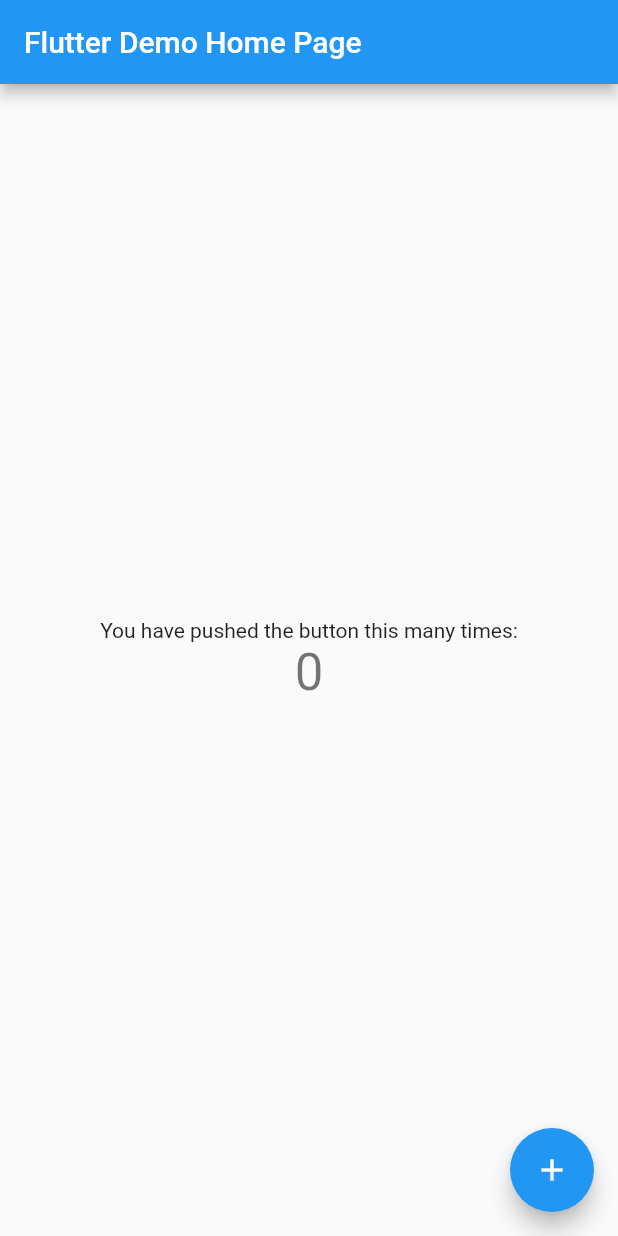
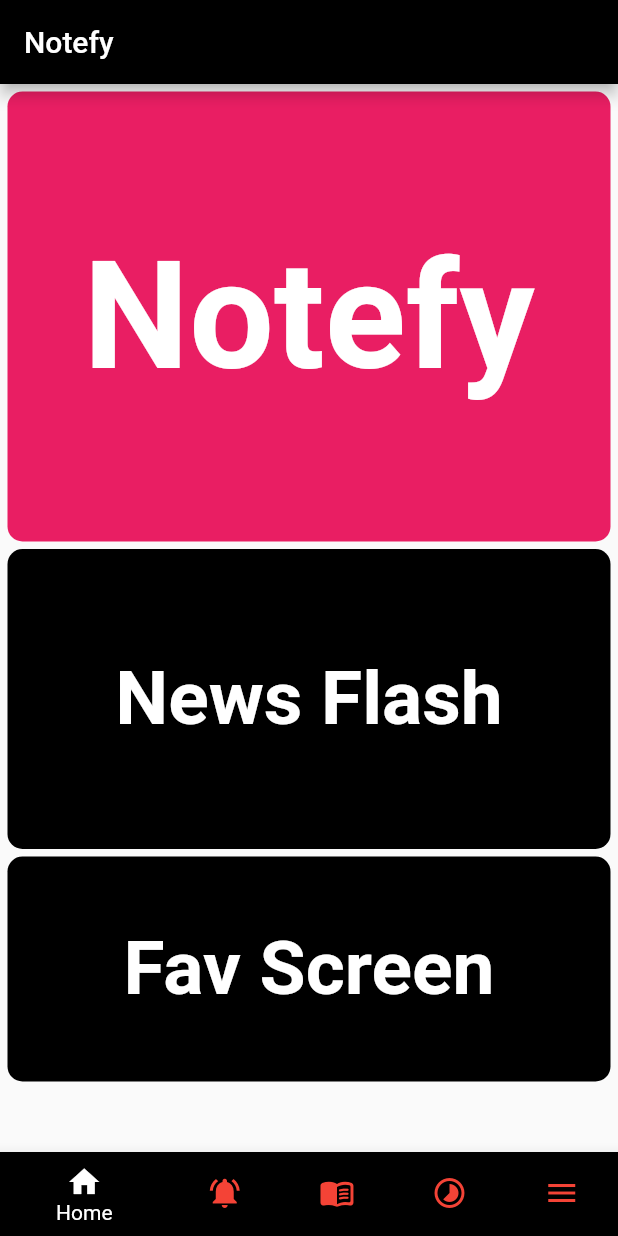
Before and after one commit to PIYSocial-India/NotefyApp, a Flutter app: the screen it shows after launch, on a phone screen of 412 x 824 dp. Run offline on Flutter 3.47's test engine with Material 2 defaults, Android fonts, the phone set to English and light mode, and no system bars.

Commit message:
Homepage skeleton created

```diff
--- a/Notefy_app/lib/main.dart
+++ b/Notefy_app/lib/main.dart
@@ -1,117 +1,21 @@
 import 'package:flutter/material.dart';
+
+import './screens/home_screen.dart';
 
 void main() {
   runApp(MyApp());
 }
 
 class MyApp extends StatelessWidget {
-  // This widget is the root of your application.
   @override
   Widget build(BuildContext context) {
     return MaterialApp(
-      title: 'Flutter Demo',
+      title: 'Notefy-ITER',
       theme: ThemeData(
-        // This is the theme of your application.
-        //
-        // Try running your application with "flutter run". You'll see the
-        // application has a blue toolbar. Then, without quitting the app, try
-        // changing the primarySwatch below to Colors.green and then invoke
-        // "hot reload" (press "r" in the console where you ran "flutter run",
-        // or simply save your changes to "hot reload" in a Flutter IDE).
-        // Notice that the counter didn't reset back to zero; the application
-        // is not restarted.
         primarySwatch: Colors.blue,
-        // This makes the visual density adapt to the platform that you run
-        // the app on. For desktop platforms, the controls will be smaller and
-        // closer together (more dense) than on mobile platforms.
         visualDensity: VisualDensity.adaptivePlatformDensity,
       ),
-      home: MyHomePage(title: 'Flutter Demo Home Page'),
+      home: HomeScreen(),
     );
   }
 }
-
-class MyHomePage extends StatefulWidget {
-  MyHomePage({Key key, this.title}) : super(key: key);
-
-  // This widget is the home page of your application. It is stateful, meaning
-  // that it has a State object (defined below) that contains fields that affect
-  // how it looks.
-
-  // This class is the configuration for the state. It holds the values (in this
-  // case the title) provided by the parent (in this case the App widget) and
-  // used by the build method of the State. Fields in a Widget subclass are
-  // always marked "final".
-
-  final String title;
-
-  @override
-  _MyHomePageState createState() => _MyHomePageState();
-}
-
-class _MyHomePageState extends State<MyHomePage> {
-  int _counter = 0;
-
-  void _incrementCounter() {
-    setState(() {
-      // This call to setState tells the Flutter framework that something has
-      // changed in this State, which causes it to rerun the build method below
-      // so that the display can reflect the updated values. If we changed
-      // _counter without calling setState(), then the build method would not be
-      // called again, and so nothing would appear to happen.
-      _counter++;
-    });
-  }
-
-  @override
-  Widget build(BuildContext context) {
-    // This method is rerun every time setState is called, for instance as done
-    // by the _incrementCounter method above.
-    //
-    // The Flutter framework has been optimized to make rerunning build methods
-    // fast, so that you can just rebuild anything that needs updating rather
-    // than having to individually change instances of widgets.
-    return Scaffold(
-      appBar: AppBar(
-        // Here we take the value from the MyHomePage object that was created by
-        // the App.build method, and use it to set our appbar title.
-        title: Text(widget.title),
-      ),
-      body: Center(
-        // Center is a layout widget. It takes a single child and positions it
-        // in the middle of the parent.
-        child: Column(
-          // Column is also a layout widget. It takes a list of children and
-          // arranges them vertically. By default, it sizes itself to fit its
-          // children horizontally, and tries to be as tall as its parent.
-          //
-          // Invoke "debug painting" (press "p" in the console, choose the
-          // "Toggle Debug Paint" action from the Flutter Inspector in Android
-          // Studio, or the "Toggle Debug Paint" command in Visual Studio Code)
-          // to see the wireframe for each widget.
-          //
-          // Column has various properties to control how it sizes itself and
-          // how it positions its children. Here we use mainAxisAlignment to
-          // center the children vertically; the main axis here is the vertical
-          // axis because Columns are vertical (the cross axis would be
-          // horizontal).
-          mainAxisAlignment: MainAxisAlignment.center,
-          children: <Widget>[
-            Text(
-              'You have pushed the button this many times:',
-            ),
-            Text(
-              '$_counter',
-              style: Theme.of(context).textTheme.headline4,
-            ),
-          ],
-        ),
-      ),
-      floatingActionButton: FloatingActionButton(
-        onPressed: _incrementCounter,
-        tooltip: 'Increment',
-        child: Icon(Icons.add),
-      ), // This trailing comma makes auto-formatting nicer for build methods.
-    );
-  }
-}
--- /dev/null
+++ b/Notefy_app/lib/screens/auth_screen.dart
@@ -0,0 +1,8 @@
+import 'package:flutter/material.dart';
+
+class AuthScreen extends StatelessWidget {
+  @override
+  Widget build(BuildContext context) {
+    return Container();
+  }
+}
--- /dev/null
+++ b/Notefy_app/lib/screens/home_screen.dart
@@ -0,0 +1,137 @@
+import 'package:flutter/material.dart';
+
+class HomeScreen extends StatefulWidget {
+  HomeScreen();
+
+  @override
+  _HomeScreenState createState() => _HomeScreenState();
+}
+
+class _HomeScreenState extends State<HomeScreen> {
+  @override
+  Widget build(BuildContext context) {
+    return Scaffold(
+        appBar: AppBar(
+          title: Text(
+            "Notefy",
+            style: TextStyle(
+              color: Colors.white,
+            ),
+            textAlign: TextAlign.center,
+          ),
+          backgroundColor: Colors.black,
+        ),
+        body: Container(
+          height: double.infinity,
+          width: double.infinity,
+          child: SingleChildScrollView(
+            child: Column(
+              mainAxisAlignment: MainAxisAlignment.start,
+              children: [
+                Padding(
+                  padding: const EdgeInsets.all(5.0),
+                  child: Container(
+                    height: 300,
+                    decoration: BoxDecoration(
+                      color: Colors.pink,
+                      borderRadius: BorderRadius.circular(10),
+                    ),
+                    alignment: Alignment.center,
+                    child: Text(
+                      "Notefy",
+                      textAlign: TextAlign.center,
+                      style: TextStyle(
+                        color: Colors.white,
+                        fontWeight: FontWeight.bold,
+                        fontSize: 100,
+                      ),
+                    ),
+                  ),
+                ),
+                Padding(
+                  padding: const EdgeInsets.only(
+                    bottom: 5.0,
+                    left: 5.0,
+                    right: 5.0,
+                  ),
+                  child: Container(
+                    height: 200,
+                    decoration: BoxDecoration(
+                      color: Colors.black,
+                      borderRadius: BorderRadius.circular(10),
+                    ),
+                    alignment: Alignment.center,
+                    child: Text(
+                      "News Flash",
+                      textAlign: TextAlign.center,
+                      style: TextStyle(
+                        color: Colors.white,
+                        fontWeight: FontWeight.bold,
+                        fontSize: 50,
+                      ),
+                    ),
+                  ),
+                ),
+                Padding(
+                  padding: const EdgeInsets.only(
+                    bottom: 5.0,
+                    left: 5.0,
+                    right: 5.0,
+                  ),
+                  child: Container(
+                    height: 150,
+                    decoration: BoxDecoration(
+                      color: Colors.black,
+                      borderRadius: BorderRadius.circular(10),
+                    ),
+                    alignment: Alignment.center,
+                    child: Text(
+                      "Fav Screen",
+                      textAlign: TextAlign.center,
+                      style: TextStyle(
+                        color: Colors.white,
+                        fontWeight: FontWeight.bold,
+                        fontSize: 50,
+                      ),
+                    ),
+                  ),
+                ),
+              ],
+            ),
+          ),
+        ),
+        bottomNavigationBar: BottomNavigationBar(
+          backgroundColor: Colors.white,
+          unselectedItemColor: Colors.red,
+          selectedItemColor: Colors.white,
+          type: BottomNavigationBarType.shifting,
+          items: [
+            BottomNavigationBarItem(
+              backgroundColor: Colors.black,
+              icon: Icon(Icons.home),
+              label: "Home",
+            ),
+            BottomNavigationBarItem(
+              backgroundColor: Colors.black,
+              icon: Icon(Icons.notifications_active),
+              label: "Notice",
+            ),
+            BottomNavigationBarItem(
+              backgroundColor: Colors.black,
+              icon: Icon(Icons.menu_book_rounded),
+              label: "Notes",
+            ),
+            BottomNavigationBarItem(
+              backgroundColor: Colors.black,
+              icon: Icon(Icons.timelapse),
+              label: "Time Table",
+            ),
+            BottomNavigationBarItem(
+              backgroundColor: Colors.black,
+              icon: Icon(Icons.menu),
+              label: "Options",
+            ),
+          ],
+        ));
+  }
+}
```
Also changed, not shown: Notefy_app/lib/screens/notes_screen.dart (added), Notefy_app/lib/widgets/bottom_nav_bar.dart (added), Notefy_app/lib/widgets/news_flash.dart (added).
